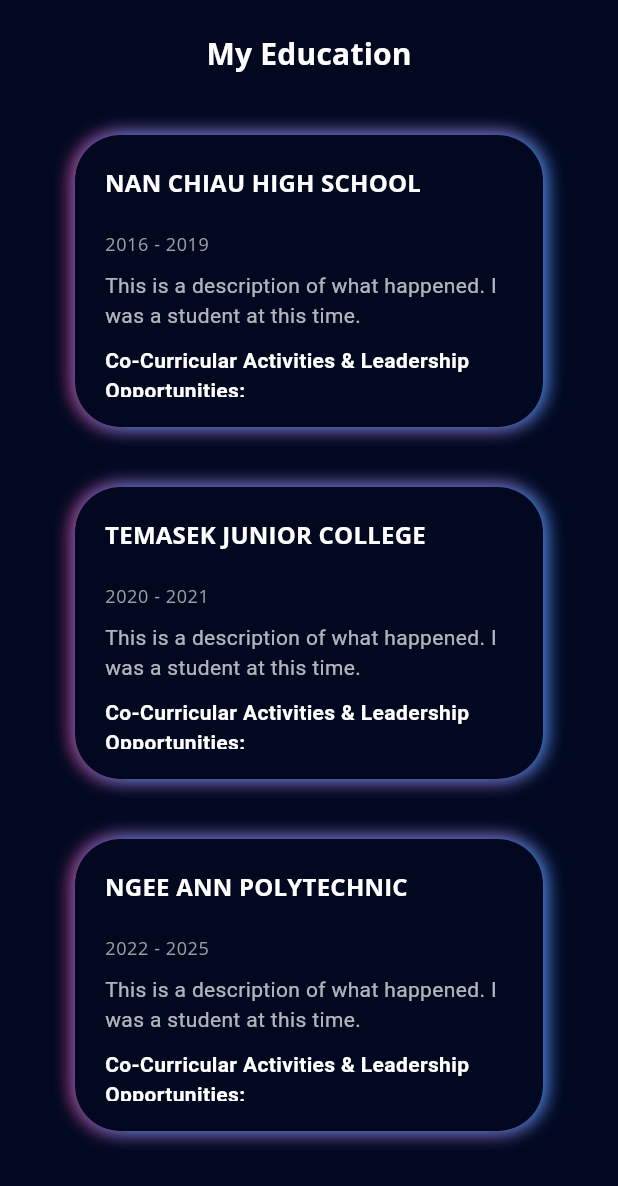
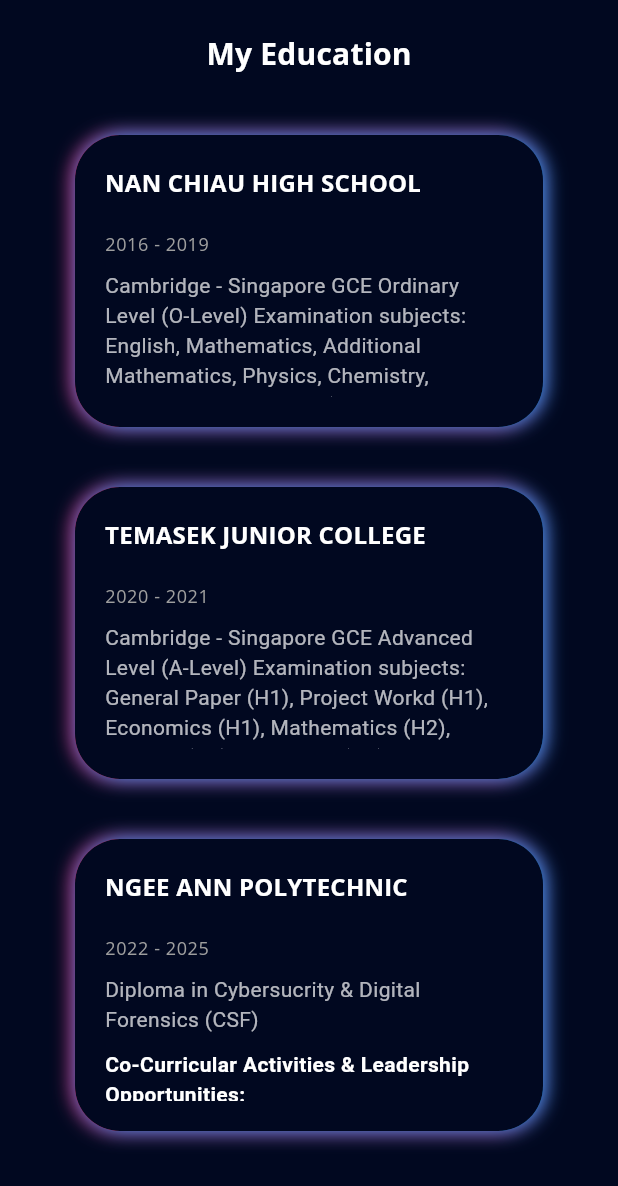
Before and after one commit to APandamonium1/flutter_portfolio, a Flutter app: the EducationPage screen opened directly, on a phone screen of 412 x 824 dp. Shown: the top 1186 px of the screen. Run offline on Flutter 3.47's test engine with Material 3 defaults, Android fonts, the phone set to English and light mode, and no system bars; our stand-ins replace firebase_core, flutter_svg, font_awesome_flutter, get, google_fonts, photo_view; accounts and stored records are empty; statements that could not run were skipped.

Commit message:
added education content, each grid is scrollable

```diff
--- a/lib/model/education_model.dart
+++ b/lib/model/education_model.dart
@@ -24,15 +24,21 @@ List<EducationModel> educationList = [
     school: 'NAN CHIAU HIGH SCHOOL',
     year: '2016 - 2019',
     description:
-        'This is a description of what happened. I was a student at this time.',
+        'Cambridge - Singapore GCE Ordinary Level (O-Level) Examination subjects: English, Mathematics, Additional Mathematics, Physics, Chemistry, Combined Humanities (Geography, Social Studies), Chinese Language, Higher Chinese Language',
     bulletPoints: [
       BulletPoint(
-        text: 'National Police Cadet Corps',
-        subPoints: ['Led robotics competition', 'Organized science fair'],
+        text: 'National Police Cadet Corps (NPCC)',
+        subPoints: [
+          'Squadmasters Overall In-Charge (EXCO)',
+          '12th place in Inter-Unit Campcraft Competition 2017'
+        ],
       ),
       BulletPoint(
-        text: 'Member of Drama Society',
-        subPoints: ['Performed in annual play', 'Handled stage lighting'],
+        text: 'FALCONS Leadership Programme',
+        subPoints: [
+          'Organised CCA Bazaar for the Secondary 1 cohort',
+          'Handled stage lighting'
+        ],
       ),
     ],
   ),
@@ -40,7 +46,7 @@ List<EducationModel> educationList = [
     school: 'Temasek Junior College',
     year: '2020 - 2021',
     description:
-        'This is a description of what happened. I was a student at this time.',
+        'Cambridge - Singapore GCE Advanced Level (A-Level) Examination subjects: General Paper (H1), Project Workd (H1), Economics (H1), Mathematics (H2), Physics (H2), Chemistry (H2)',
     bulletPoints: [
       BulletPoint(
         text: 'Guitar Ensemble (JC)',
@@ -54,8 +60,7 @@ List<EducationModel> educationList = [
   EducationModel(
     school: 'Ngee Ann Polytechnic',
     year: '2022 - 2025',
-    description:
-        'This is a description of what happened. I was a student at this time.',
+    description: 'Diploma in Cybersucrity & Digital Forensics (CSF)',
     bulletPoints: [
       BulletPoint(
         text: 'Overflow Technology Special Interest Group',
--- a/lib/screens/education/components/education_details.dart
+++ b/lib/screens/education/components/education_details.dart
@@ -124,7 +124,8 @@ class EducationDetail extends StatelessWidget {
                                                     style: TextStyle(
                                                         color: Colors
                                                             .white70)), // Smaller Bullet Symbol
-                                                Text(
+                                                Expanded(
+                                                  child: Text(
                                                     subPoint,
                                                     style: Theme.of(context)
                                                         .textTheme
@@ -134,6 +135,7 @@ class EducationDetail extends StatelessWidget {
                                                         ),
                                                     softWrap: true,
                                                   ),
+                                                ),
                                                 const SizedBox(
                                                   height: defaultPadding / 3,
                                                 ),
@@ -142,7 +144,27 @@ class EducationDetail extends StatelessWidget {
                                           )
                                           .toList(),
                                     ),
-                                  )
+                                  ),
+                                // // "More" Button
+                                // Align(
+                                //   alignment: Alignment.bottomRight,
+                                //   child: GestureDetector(
+                                //     onTap: () {
+                                //       // TODO: Implement show more functionality
+                                //     },
+                                //     child: Text(
+                                //       "More",
+                                //       style: TextStyle(
+                                //         color: Colors.blue,
+                                //         decoration: TextDecoration.underline,
+                                //         fontSize: Theme.of(context)
+                                //             .textTheme
+                                //             .bodySmall!
+                                //             .fontSize,
+                                //       ),
+                                //     ),
+                                //   ),
+                                // ),
                               ],
                             ),
                           ))
--- a/lib/screens/education/components/education_grid.dart
+++ b/lib/screens/education/components/education_grid.dart
@@ -11,6 +11,8 @@ class EducationGrid extends StatelessWidget {
   // The aspect ratio of the grid items. A value greater than 1.0 makes items
   // longer (taller) vertically. Defaults to 2.0.
   final double ratio;
+  // Create a ScrollController
+  final ScrollController scrollController = ScrollController();
   // Constructor for the EducationGrid widget, with default values for grid
   // columns (2) and ratio (2.0 for longer grids).
   EducationGrid({super.key, this.crossAxisCount = 2, this.ratio = 1.3});
@@ -50,6 +52,17 @@ class EducationGrid extends StatelessWidget {
                   ),
                 ]),
             child: EducationDetail(index: index)));
+        //   // Wrap the content with SingleChildScrollView and RawScrollbar
+        //   child: RawScrollbar(
+        //     thumbColor: Colors.grey, // Grey color for the scrollbar
+        //     radius: const Radius.circular(10),
+        //     thickness: 6.0,
+        //     thumbVisibility: true,
+        //     child: SingleChildScrollView(
+        //       child: EducationDetail(index: index),
+        //     ),
+        //   ),
+        // ));
       },
     );
   }
```
Lines whose indentation alone changed are shown as unchanged.
